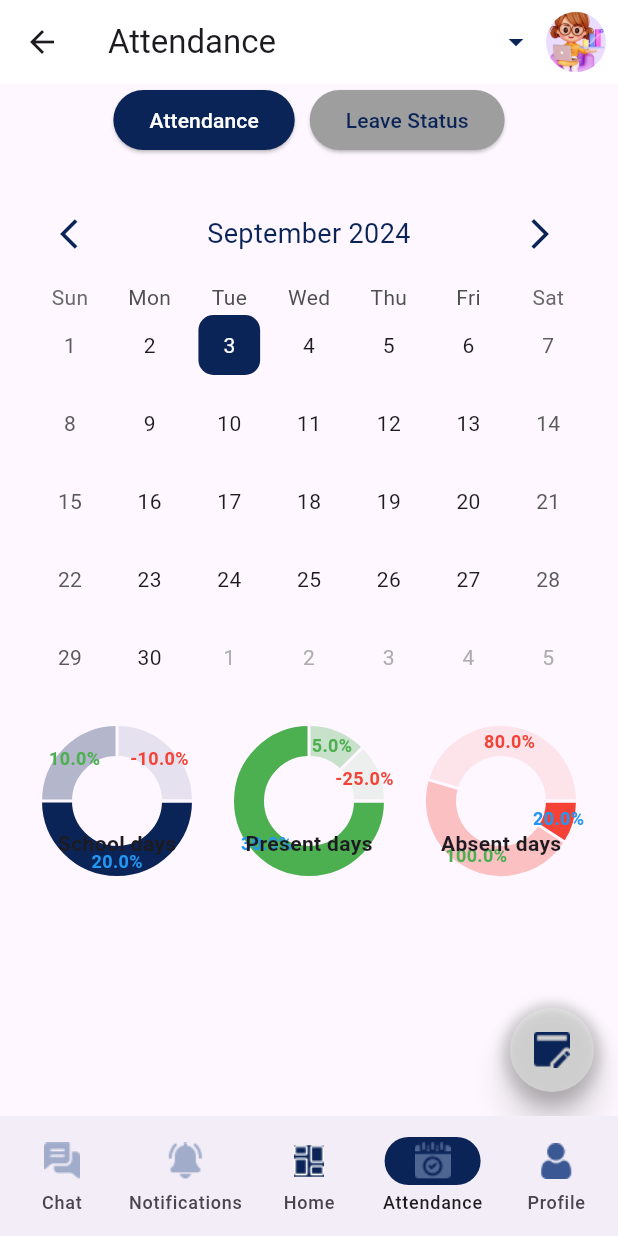
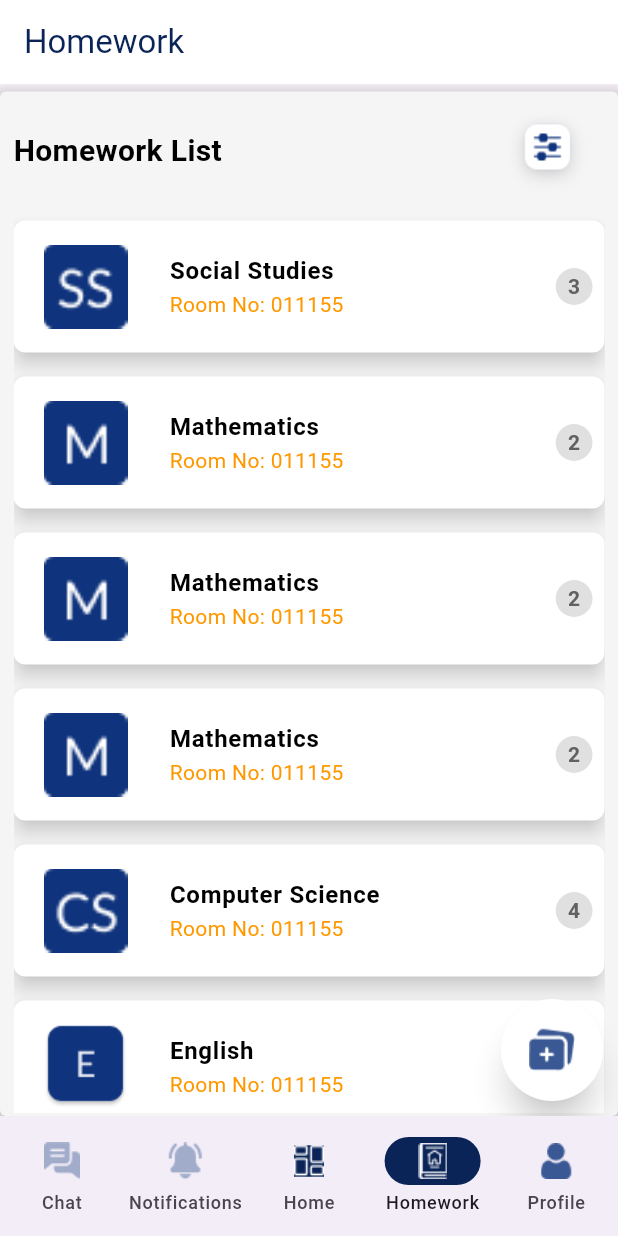
Before and after one commit to pragya148/SEMIS, a Flutter app: the HomeScreen screen opened directly, item 4 of the bottom bar chosen, on a phone screen of 412 x 824 dp. Run offline on Flutter 3.47's test engine with Material 3 defaults, Android fonts, the phone set to English and light mode, and no system bars; drawn by our look-alikes of fl_chart, table_calendar; our stand-ins replace carousel_slider.

Commit message:
Add the changes

```diff
--- a/lib/Clip.dart
+++ b/lib/Clip.dart
@@ -0,0 +1,26 @@
+import 'package:flutter/material.dart';
+
+class CustomClipperShape extends CustomClipper<Path> {
+  @override
+  Path getClip(Size size) {
+    double cutSize = 15.0; // Size of the small box cutout
+    double padding = 5.0; // Padding from the corner
+
+    Path path = Path();
+    path.moveTo(0, 0);
+    path.lineTo(size.width, 0);
+    path.lineTo(size.width, size.height - cutSize - padding);
+    path.lineTo(
+        size.width - cutSize - padding, size.height - cutSize - padding);
+    path.lineTo(size.width - cutSize - padding, size.height);
+    path.lineTo(0, size.height);
+    path.close();
+
+    return path;
+  }
+
+  @override
+  bool shouldReclip(CustomClipper<Path> oldClipper) {
+    return false;
+  }
+}
--- /dev/null
+++ b/lib/Files/HomeWorkList.dart
@@ -0,0 +1,201 @@
+import 'package:flutter/material.dart';
+
+class HomeWorkList extends StatelessWidget {
+  @override
+  Widget build(BuildContext context) {
+    const Color blueColor = Color(0xFF0B2457);
+    const List<String> pages = [
+      'Home',
+      'Profile',
+      'Settings',
+      'Logout',
+    ];
+
+    return Scaffold(
+      appBar: AppBar(
+        title: const Text(
+          'Homework',
+          style: TextStyle(color: blueColor),
+        ),
+        backgroundColor: Colors.white,
+      ),
+      body: Padding(
+        padding: const EdgeInsets.only(top: 5.0),
+        child: Container(
+          padding:
+              const EdgeInsets.only(top: 2.0, bottom: 2, left: 9, right: 9),
+          decoration: BoxDecoration(
+            color: Colors.grey[100],
+            borderRadius: BorderRadius.circular(4.0),
+            boxShadow: [
+              BoxShadow(
+                color: Colors.grey.withOpacity(0.5),
+                spreadRadius: 5,
+                blurRadius: 7,
+                offset: Offset(0, 3),
+              ),
+            ],
+          ),
+          child: Column(
+            crossAxisAlignment: CrossAxisAlignment.start,
+            children: [
+              Row(
+                mainAxisAlignment: MainAxisAlignment.spaceBetween,
+                children: [
+                  Text(
+                    'Homework List',
+                    style: TextStyle(
+                      fontSize: 20,
+                      fontWeight: FontWeight.bold,
+                      color: Colors.black,
+                    ),
+                  ),
+                  IconButton(
+                    icon: Image.asset(
+                      'assets/Filter.png', // Replace with your icon image asset
+                      width: 60,
+                      height: 60,
+                    ),
+                    onPressed: () {
+                      // Define what happens when the icon is pressed
+                    },
+                  ),
+                ],
+              ),
+              //   SizedBox(height: 5.0),
+              Expanded(
+                child: ListView(
+                  children: [
+                    _buildHomeworkTile('Social Studies', 'Room No: 011155',
+                        'assets/SocialStd.png', 3, context),
+                    _buildHomeworkTile('Mathematics', 'Room No: 011155',
+                        'assets/Mathematics.png', 2, context),
+                    _buildHomeworkTile('Mathematics', 'Room No: 011155',
+                        'assets/Mathematics.png', 2, context),
+                    _buildHomeworkTile('Mathematics', 'Room No: 011155',
+                        'assets/Mathematics.png', 2, context),
+                    _buildHomeworkTile('Computer Science', 'Room No: 011155',
+                        'assets/ComputerSub.png', 4, context),
+                    _buildHomeworkTile('English', 'Room No: 011155',
+                        'assets/English.png', 4, context),
+                    _buildHomeworkTile('Nepali', 'Room No: 011155',
+                        'assets/Nepali.png', 4, context),
+                  ],
+                ),
+              ),
+            ],
+          ),
+        ),
+      ),
+      floatingActionButton: FloatingActionButton(
+        onPressed: () {
+          Navigator.push(
+            context,
+            MaterialPageRoute(builder: (context) => AddHomeWork()),
+          );
+        },
+        backgroundColor: Colors.white,
+        shape: RoundedRectangleBorder(
+          borderRadius: BorderRadius.circular(100),
+        ),
+        elevation: 10.0,
+        child: Container(
+          width: 56,
+          height: 56,
+          decoration: BoxDecoration(
+            shape: BoxShape.circle,
+            boxShadow: [
+              BoxShadow(
+                color: Colors.white,
+                spreadRadius: 6,
+                //  blurRadius: 7,
+                // offset: Offset(0, 3),
+              ),
+            ],
+          ),
+          child: Center(
+            child: Image.asset(
+              'assets/addWork.png',
+              width: 40,
+              height: 40,
+            ),
+          ),
+        ),
+      ),
+    );
+  }
+
+  Widget _buildHomeworkTile(String subject, String dueDate, String imagePath,
+      int homeworkCount, BuildContext context) {
+    return Padding(
+      padding: const EdgeInsets.symmetric(vertical: 8.0),
+      child: ElevatedButton(
+        style: ElevatedButton.styleFrom(
+          padding: EdgeInsets.all(0),
+          backgroundColor: Colors.white,
+          shadowColor: Colors.grey.withOpacity(0.5),
+          elevation: 5,
+          shape: RoundedRectangleBorder(
+            borderRadius: BorderRadius.circular(8.0),
+          ),
+        ),
+        onPressed: () {
+          // Handle the onTap event if needed
+        },
+        child: ListTile(
+          contentPadding: EdgeInsets.symmetric(vertical: 8.0, horizontal: 8.0),
+          leading: Image.asset(
+            imagePath,
+            width: 80,
+            height: 80,
+            fit: BoxFit.contain,
+          ),
+          title: Text(
+            subject,
+            style: TextStyle(
+              fontSize: 16,
+              fontWeight: FontWeight.bold,
+              color: Colors.black,
+            ),
+          ),
+          subtitle: Text(
+            dueDate,
+            style: TextStyle(
+              fontSize: 14,
+              color: Colors.orange,
+            ),
+          ),
+          trailing: Container(
+            padding: EdgeInsets.all(8.0),
+            decoration: BoxDecoration(
+              shape: BoxShape.circle,
+              color: Colors.grey[300],
+            ),
+            child: Text(
+              '$homeworkCount',
+              style: TextStyle(
+                fontSize: 14,
+                fontWeight: FontWeight.bold,
+                color: Colors.grey[700],
+              ),
+            ),
+          ),
+        ),
+      ),
+    );
+  }
+}
+
+class AddHomeWork extends StatelessWidget {
+  @override
+  Widget build(BuildContext context) {
+    return Scaffold(
+      appBar: AppBar(
+        title: Text('Add Homework'),
+      ),
+      body: Center(
+        child: Text('Add Homework Page'),
+      ),
+    );
+  }
+}
--- a/lib/HomeScreen.dart
+++ b/lib/HomeScreen.dart
@@ -1,9 +1,8 @@
-import 'package:carousel_slider/carousel_slider.dart';
 import 'package:flutter/material.dart';
-import 'package:office/Files/ApplyLeave.dart';
-import 'package:office/Files/Attendance.dart';
-import 'package:office/Files/Fees.dart';
+import 'package:office/Clip.dart';
+import 'package:office/Files/HomeWorkList.dart';
 import 'package:office/Files/Profile.dart';
+import 'package:office/Home.dart';
 import 'package:office/MenuScreen.dart';
 
 class HomeScreen extends StatefulWidget {
@@ -39,8 +38,8 @@ class _HomeScreenState extends State<HomeScreen> {
     const Center(child: Text('Chat Screen')),
     const Center(child: Text('Notifications Screen')),
     Home(),
-    Attendance(),
-    Profile()
+    HomeWorkList(),
+    Profile(),
   ];
 
   @override
@@ -50,7 +49,11 @@ class _HomeScreenState extends State<HomeScreen> {
 
     return Scaffold(
       appBar: _selectedIndex == 2
-          ? AppBar(
+          ? PreferredSize(
+              preferredSize: Size.fromHeight(80.0),
+              child: ClipPath(
+                clipper: CustomClipperShape(),
+                child: AppBar(
                   backgroundColor: Colors.white,
                   toolbarHeight: 80.0,
                   leading: const Padding(
@@ -91,6 +94,8 @@ class _HomeScreenState extends State<HomeScreen> {
                       },
                     ),
                   ],
+                ),
+              ),
             )
           : null,
       endDrawer: const MenuScreen(),
@@ -99,7 +104,6 @@ class _HomeScreenState extends State<HomeScreen> {
           : _pages[_selectedIndex],
       bottomNavigationBar: NavigationBar(
         indicatorColor: blueColor,
-        // indicatorShape: Shape(),
         selectedIndex: _selectedIndex,
         onDestinationSelected: _onItemTapped,
         destinations: [
@@ -119,8 +123,11 @@ class _HomeScreenState extends State<HomeScreen> {
             label: 'Home',
           ),
           NavigationDestination(
-            icon: Image.asset('assets/Attendance.png'),
-            label: 'Attendance',
+            icon: Container(
+              child: Image.asset('assets/homework.png'),
+              decoration: BoxDecoration(color: blueColor),
+            ),
+            label: 'Homework',
           ),
           NavigationDestination(
             icon: Image.asset('assets/profile.png'),
@@ -131,186 +138,3 @@ class _HomeScreenState extends State<HomeScreen> {
     );
   }
 }
-
-class Home extends StatelessWidget {
-  @override
-  Widget build(BuildContext context) {
-    const Color blueColor = Color(0xFF0B2457);
-    const Color whiteColor = Colors.white;
-
-    final List<String> imgList = [
-      'assets/Frame241.png',
-      'assets/Frame241.png',
-      'assets/Frame241.png',
-      'assets/Frame241.png',
-      'assets/Frame241.png',
-    ];
-
-    final List<String> icons = [
-      'assets/subjects.png',
-      'assets/NoticeIcon.png',
-      'assets/FeeIcon.png',
-      'assets/leave.png',
-      'assets/library.png',
-      'assets/routine.png',
-    ];
-
-    final List<String> iconLabels = [
-      'Subject',
-      'Notice Board',
-      'Fees',
-      'Apply Leave',
-      'Library',
-      'Class Routine',
-    ];
-
-    return SingleChildScrollView(
-      child: Padding(
-        padding: const EdgeInsets.all(10.0),
-        child: Column(
-          crossAxisAlignment: CrossAxisAlignment.start,
-          children: <Widget>[
-            const SizedBox(height: 10.0),
-            const Text(
-              'Event Updates',
-              style: TextStyle(
-                fontSize: 24,
-              ),
-            ),
-            const SizedBox(height: 20.0),
-            Padding(
-              padding: const EdgeInsets.symmetric(horizontal: 10.0),
-              child: ClipRRect(
-                borderRadius: BorderRadius.circular(20.0),
-                child: CarouselSlider(
-                  options: CarouselOptions(
-                    height: 150.0,
-                    autoPlay: true,
-                    enlargeCenterPage: true,
-                    aspectRatio: 24 / 9,
-                    autoPlayCurve: Curves.fastOutSlowIn,
-                    enableInfiniteScroll: true,
-                    autoPlayAnimationDuration:
-                        const Duration(milliseconds: 800),
-                    viewportFraction: 0.8,
-                    onPageChanged: (index, reason) {
-                      // You can use setState if you want to update the index
-                    },
-                  ),
-                  items: imgList.map((item) {
-                    return Container(
-                      child: Center(
-                        child: Image.asset(item, fit: BoxFit.cover),
-                      ),
-                    );
-                  }).toList(),
-                ),
-              ),
-            ),
-            const SizedBox(height: 20.0),
-            Row(
-              mainAxisAlignment: MainAxisAlignment.spaceBetween,
-              children: [
-                const Text(
-                  'Quick Links',
-                  style: TextStyle(
-                    fontSize: 20,
-                    fontWeight: FontWeight.bold,
-                  ),
-                ),
-                TextButton(
-                  onPressed: () {},
-                  child: const Text(
-                    'View All',
-                    style: TextStyle(
-                      fontSize: 12,
-                      color: blueColor,
-                      decoration: TextDecoration.underline,
-                    ),
-                  ),
-                ),
-              ],
-            ),
-            const SizedBox(height: 10.0),
-            Padding(
-              padding: const EdgeInsets.all(10.0),
-              child: GridView.count(
-                crossAxisCount: 3,
-                crossAxisSpacing: 20.0,
-                mainAxisSpacing: 20.0,
-                shrinkWrap: true,
-                physics: const NeverScrollableScrollPhysics(),
-                children: List.generate(6, (index) {
-                  return ElevatedButton(
-                    onPressed: () {
-                      Navigator.push(
-                        context,
-                        MaterialPageRoute(
-                          builder: (context) {
-                            switch (index) {
-                              case 0:
-                              // return SubjectList();
-                              case 1:
-                              // return NoticeBoardPage();
-                              case 2:
-                                return Fees();
-                              case 3:
-                                return ApplyLeave();
-                              case 4:
-                                return Attendance();
-                              case 5:
-                              //  return ClassRoutinePage();
-                              default:
-                                return Container();
-                            }
-                          },
-                        ),
-                      );
-                    },
-                    style: ElevatedButton.styleFrom(
-                      foregroundColor: blueColor,
-                      backgroundColor: whiteColor,
-                      padding: const EdgeInsets.symmetric(vertical: 20.0),
-                      shape: const RoundedRectangleBorder(
-                        borderRadius: BorderRadius.only(
-                          topLeft: Radius.circular(10.0),
-                          bottomRight: Radius.circular(10.0),
-                        ),
-                      ),
-                      shadowColor: blueColor,
-                      elevation: 5.0,
-                    ),
-                    child: Column(
-                      mainAxisAlignment: MainAxisAlignment.center,
-                      children: [
-                        Image.asset(
-                          icons[index],
-                          height: 40,
-                        ),
-                        const SizedBox(height: 5),
-                        Text(
-                          iconLabels[index],
-                          textAlign: TextAlign.center,
-                          style: const TextStyle(color: blueColor),
-                        ),
-                      ],
-                    ),
-                  );
-                }),
-              ),
-            ),
-            const SizedBox(height: 20.0),
-            const Text(
-              'Upcoming Events',
-              style: TextStyle(
-                fontSize: 18,
-                fontWeight: FontWeight.bold,
-              ),
-            ),
-            const SizedBox(height: 10.0),
-          ],
-        ),
-      ),
-    );
-  }
-}
--- a/lib/main.dart
+++ b/lib/main.dart
@@ -1,4 +1,5 @@
 import 'package:flutter/material.dart';
+import 'package:office/Files/HomeWorkList.dart';
 import 'package:office/First.dart';
 import 'package:office/HomeScreen.dart';
 import 'package:office/LoginScreen.dart';
@@ -14,7 +15,7 @@ class MyApp extends StatelessWidget {
     return MaterialApp(
       debugShowCheckedModeBanner: false,
       title: 'Office',
-      home: First(),
+      home: HomeScreen(),
     );
   }
 }
```
Also changed, not shown: lib/Home.dart (added, +189 -0 lines), pubspec.yaml (+9 -0 lines), assets/ComputerSub.png (added), assets/English.png (added), assets/Filter.png (added), assets/History.png (added), assets/Mathematics.png (added), assets/Nepali.png (added), assets/ScienceSub.png (added), assets/SocialStd.png (added), assets/addWork.png (added), assets/homework.png (added). Lines whose indentation alone changed are shown as unchanged.
